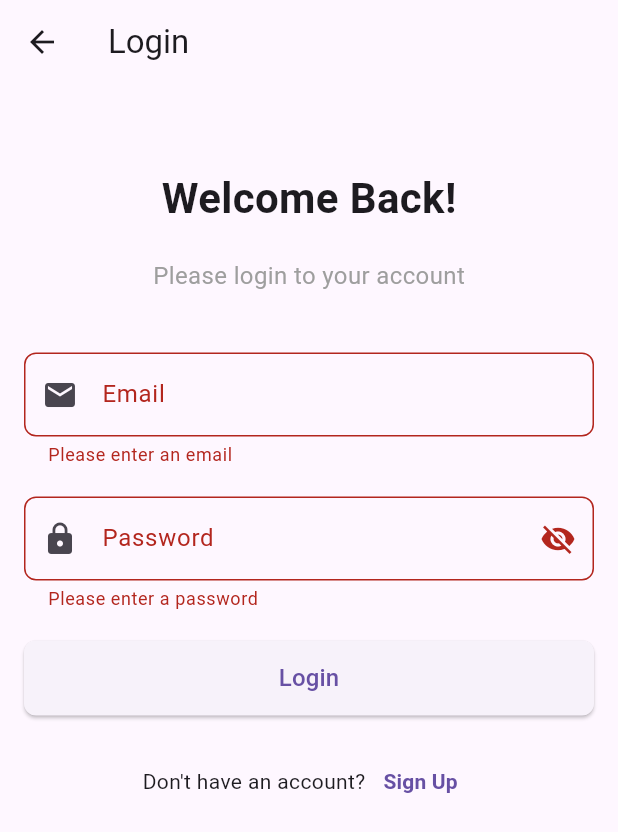
After one commit to coder-aastha/nest-finder, a Flutter app: the LoginPageView screen opened directly, after a tap on "Login", on a phone screen of 412 x 824 dp. The commit adds this screen. Shown: the top 832 px of the screen. Run offline on Flutter 3.47's test engine with Material 3 defaults, Android fonts, the light colour scheme and no system bars; our stand-ins replace animated_splash_screen.

Commit message:
Login Page made

```diff
--- a/lib/view/drawer_homepage_view.dart
+++ b/lib/view/drawer_homepage_view.dart
@@ -125,8 +125,8 @@ class DrawerHomepageView extends StatelessWidget {
                 mainAxisAlignment: MainAxisAlignment.spaceBetween,
                 children: [
                   _buildExperienceCard("16+", "Years of Experience"),
-                  _buildExperienceCard("16+", "Years of Experience"),
-                  _buildExperienceCard("16+", "Years of Experience"),
+                  _buildExperienceCard("200+", "Award Gained"),
+                  _buildExperienceCard("999+", "Property Ready"),
                 ],
               ),
             ),
--- /dev/null
+++ b/lib/view/login_page_view.dart
@@ -0,0 +1,190 @@
+import 'package:flutter/material.dart';
+import 'package:nest_finder/view/signup_page_view.dart'; // Import SignUpPageView to check stored credentials
+import 'home_page_view.dart'; // Import HomePageView to navigate after successful login
+
+class LoginPageView extends StatefulWidget {
+  const LoginPageView({super.key});
+
+  @override
+  LoginPageViewState createState() => LoginPageViewState();
+}
+
+class LoginPageViewState extends State<LoginPageView> {
+  final TextEditingController _emailController = TextEditingController();
+  final TextEditingController _passwordController = TextEditingController();
+  final GlobalKey<FormState> _formKey = GlobalKey<FormState>();
+
+  String? _errorMessage;
+  bool _isPasswordVisible = false; // To toggle password visibility
+
+  @override
+  Widget build(BuildContext context) {
+    return Scaffold(
+      appBar: AppBar(
+        title: const Text('Login'),
+      ),
+      body: Padding(
+        padding: const EdgeInsets.all(16.0),
+        child: SingleChildScrollView(
+          child: Column(
+            crossAxisAlignment: CrossAxisAlignment.center,
+            children: [
+              const SizedBox(height: 40),
+              const Text(
+                'Welcome Back!',
+                style: TextStyle(
+                  fontSize: 28,
+                  fontWeight: FontWeight.bold,
+                ),
+              ),
+              const SizedBox(height: 20),
+              const Text(
+                'Please login to your account',
+                style: TextStyle(fontSize: 16, color: Colors.grey),
+              ),
+              const SizedBox(height: 40),
+
+              Form(
+                key: _formKey,
+                child: Column(
+                  children: [
+                    // Email Field
+                    TextFormField(
+                      controller: _emailController,
+                      decoration: InputDecoration(
+                        labelText: 'Email',
+                        hintText: 'Enter your email',
+                        border: OutlineInputBorder(
+                          borderRadius: BorderRadius.circular(8),
+                          borderSide: const BorderSide(color: Colors.grey),
+                        ),
+                        prefixIcon: const Icon(Icons.email),
+                      ),
+                      keyboardType: TextInputType.emailAddress,
+                      validator: (value) {
+                        if (value == null || value.isEmpty) {
+                          return 'Please enter an email';
+                        }
+                        if (!RegExp(r'^[a-zA-Z0-9._%+-]+@[a-zA0-9.-]+\.[a-zA-Z]{2,}$').hasMatch(value)) {
+                          return 'Please enter a valid email';
+                        }
+                        return null;
+                      },
+                    ),
+                    const SizedBox(height: 20),
+
+                    // Password Field with visibility toggle
+                    TextFormField(
+                      controller: _passwordController,
+                      obscureText: !_isPasswordVisible,
+                      decoration: InputDecoration(
+                        labelText: 'Password',
+                        hintText: 'Enter your password',
+                        border: OutlineInputBorder(
+                          borderRadius: BorderRadius.circular(8),
+                          borderSide: const BorderSide(color: Colors.grey),
+                        ),
+                        prefixIcon: const Icon(Icons.lock),
+                        suffixIcon: IconButton(
+                          icon: Icon(
+                            _isPasswordVisible
+                                ? Icons.visibility
+                                : Icons.visibility_off,
+                          ),
+                          onPressed: () {
+                            setState(() {
+                              _isPasswordVisible = !_isPasswordVisible;
+                            });
+                          },
+                        ),
+                      ),
+                      validator: (value) {
+                        if (value == null || value.isEmpty) {
+                          return 'Please enter a password';
+                        }
+                        return null;
+                      },
+                    ),
+                    const SizedBox(height: 20),
+
+                    // Show error message if there's any
+                    if (_errorMessage != null)
+                      Padding(
+                        padding: const EdgeInsets.only(bottom: 20.0),
+                        child: Text(
+                          _errorMessage!,
+                          style: const TextStyle(color: Colors.red, fontSize: 14),
+                        ),
+                      ),
+
+                    // Login Button
+                    ElevatedButton(
+                      onPressed: _login,
+                      style: ElevatedButton.styleFrom(
+                        minimumSize: const Size(double.infinity, 50),
+                        shape: RoundedRectangleBorder(
+                          borderRadius: BorderRadius.circular(8),
+                        ),
+                      ),
+                      child: const Text(
+                        'Login',
+                        style: TextStyle(fontSize: 16),
+                      ),
+                    ),
+                    const SizedBox(height: 20),
+
+                    // Don't have an account? Sign Up text
+                    Row(
+                      mainAxisAlignment: MainAxisAlignment.center,
+                      children: [
+                        const Text('Don\'t have an account?'),
+                        TextButton(
+                          onPressed: () {
+                            // Navigate to Sign Up Page
+                            Navigator.push(
+                              context,
+                              MaterialPageRoute(builder: (context) => const SignUpPageView()),
+                            );
+                          },
+                          child: const Text(
+                            'Sign Up',
+                            style: TextStyle(fontWeight: FontWeight.bold),
+                          ),
+                        ),
+                      ],
+                    ),
+                  ],
+                ),
+              ),
+            ],
+          ),
+        ),
+      ),
+    );
+  }
+
+  void _login() {
+    if (_formKey.currentState!.validate()) {
+      final email = _emailController.text;
+      final password = _passwordController.text;
+
+      // Check if the email and password match the registered credentials
+      if (email == SignUpPageViewState.registeredEmail &&
+          password == SignUpPageViewState.registeredPassword) {
+        // Simulate successful login
+        print('Login successful');
+        _errorMessage = null; // Clear previous errors
+
+        // Navigate to the HomePageView after successful login
+        Navigator.pushReplacement(
+          context,
+          MaterialPageRoute(builder: (context) => const HomePageView()),
+        );
+      } else {
+        setState(() {
+          _errorMessage = 'Invalid email or password. Please try again.';
+        });
+      }
+    }
+  }
+}
--- a/pubspec.yaml
+++ b/pubspec.yaml
@@ -37,6 +37,7 @@ dependencies:
   cupertino_icons: ^1.0.8
   animated_splash_screen: ^1.3.0
   flutter_native_splash: ^2.4.3
+  shared_preferences: ^2.3.3
 
 dev_dependencies:
   flutter_test:
```
Also changed, not shown: pubspec.lock, 2 other files.
